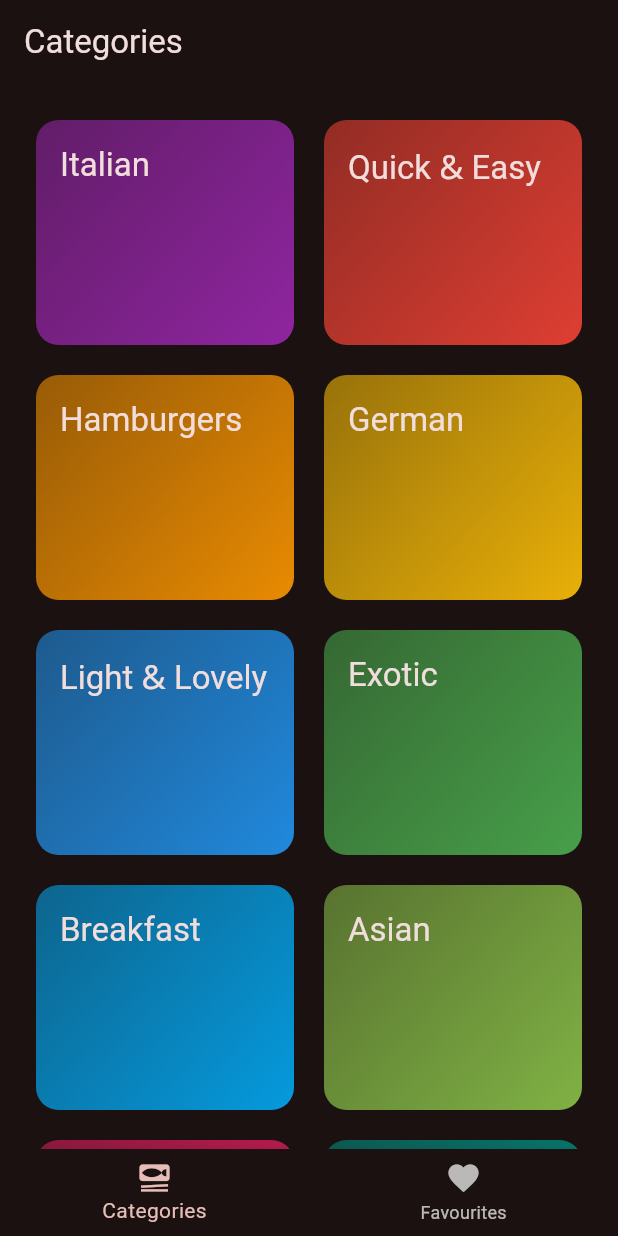
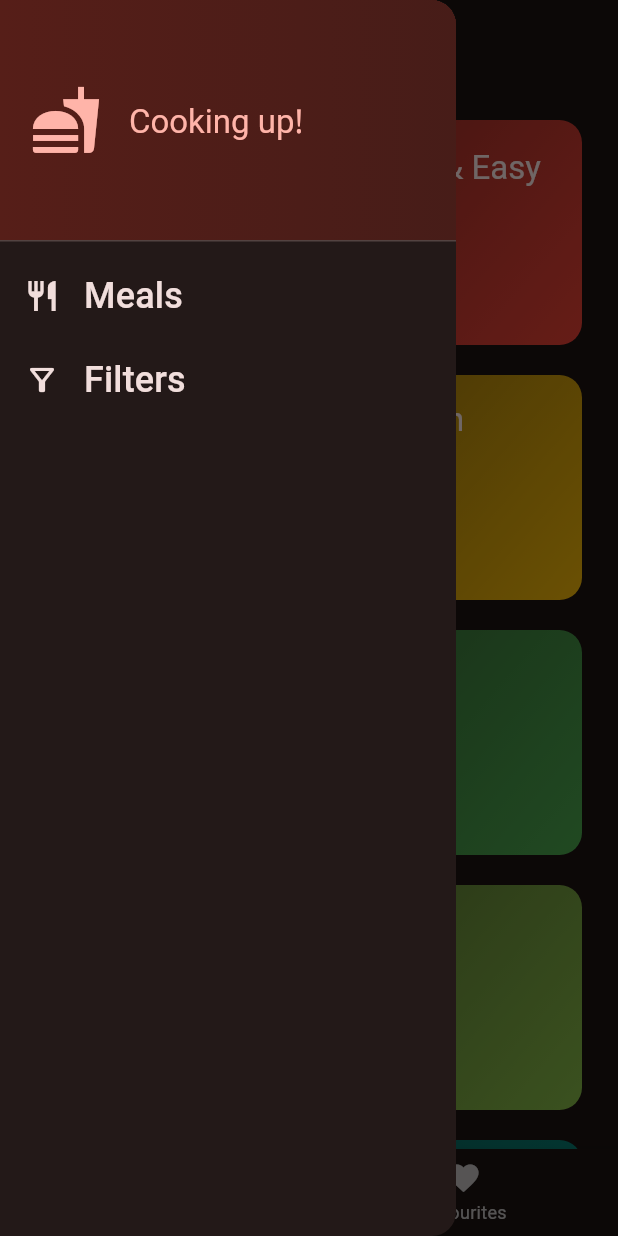
Before and after one commit to ksha-dev/meals_app, a Flutter app: the screen it shows after launch, with the side drawer open (before the commit the screen has no drawer), on a phone screen of 412 x 824 dp. Run offline on Flutter 3.47's test engine with Material 2 defaults, Android fonts, the phone set to English and light mode, and no system bars; our stand-ins replace google_fonts, transparent_image.

Commit message:
Module 1 Completed

```diff
--- a/lib/main.dart
+++ b/lib/main.dart
@@ -5,22 +5,15 @@ import '/screens/tabs_screen.dart';
 
 final theme = ThemeData(
   useMaterial3: true,
-  colorScheme: ColorScheme.fromSeed(
-    seedColor: Colors.red,
-    brightness: Brightness.dark,
-  ),
+  colorScheme: ColorScheme.fromSeed(seedColor: Colors.red, brightness: Brightness.dark),
   textTheme: GoogleFonts.notoSansAdlamTextTheme(),
 );
 
-void main(List<String> args) {
-  runApp(const App());
-}
+void main(List<String> args) => runApp(const App());
 
 class App extends StatelessWidget {
   const App({super.key});
 
   @override
-  Widget build(BuildContext context) {
-    return MaterialApp(theme: theme, home: const TabsScreen());
-  }
+  Widget build(BuildContext context) => MaterialApp(theme: theme, home: const TabsScreen());
 }
--- a/lib/screens/categories_screen.dart
+++ b/lib/screens/categories_screen.dart
@@ -1,4 +1,5 @@
 import 'package:flutter/material.dart';
+import '/models/meal.dart';
 
 import '/data/dummy_data.dart';
 import '/models/category.dart';
@@ -6,16 +7,15 @@ import '/screens/meals_screen.dart';
 import '/widgets/category_grid_item_widget.dart';
 
 class CategoriesScreen extends StatelessWidget {
-  const CategoriesScreen({super.key});
+  const CategoriesScreen({super.key, required this.onToggleFavourite, required this.availableMeals});
+  final void Function(Meal meal) onToggleFavourite;
+  final List<Meal> availableMeals;
 
   void _selectCategory(BuildContext context, Category category) {
-    final filteredMeals = dummyMeals.where((meal) => meal.categories.contains(category.id)).toList();
+    final filteredMeals = availableMeals.where((meal) => meal.categories.contains(category.id)).toList();
     Navigator.of(context).push(
       MaterialPageRoute(
-        builder: (context) => MealsScreen(
-          title: category.title,
-          meals: filteredMeals,
-        ),
+        builder: (context) => MealsScreen(title: category.title, meals: filteredMeals, onToggleFavourite: onToggleFavourite),
       ),
     );
   }
@@ -31,11 +31,7 @@ class CategoriesScreen extends StatelessWidget {
         mainAxisSpacing: 20,
         mainAxisExtent: 150,
       ),
-      children:
-          //  avaliableCategories
-          //     .map((category) => CategoryGridItemWidget(category: category))
-          //     .toList(),
-          [
+      children: [
         for (final categories in availableCategories)
           CategoryGridItemWidget(
             category: categories,
--- a/lib/screens/tabs_screen.dart
+++ b/lib/screens/tabs_screen.dart
@@ -1,6 +1,13 @@
 import 'package:flutter/material.dart';
-import 'package:meals_app/screens/categories_screen.dart';
-import 'package:meals_app/screens/meals_screen.dart';
+
+import '/data/dummy_data.dart';
+import '/models/meal.dart';
+import '/screens/filters_screen.dart';
+import '/screens/categories_screen.dart';
+import '/screens/meals_screen.dart';
+import '/widgets/main_drawer.dart';
+
+const Map<Filter, bool> kInitialFilters = {Filter.glutenFree: false, Filter.lactoseFree: false, Filter.vegetarian: false, Filter.vegan: false};
 
 class TabsScreen extends StatefulWidget {
   const TabsScreen({super.key});
@@ -11,18 +18,49 @@ class TabsScreen extends StatefulWidget {
 
 class _TabsScreenState extends State<TabsScreen> {
   int _selectedPageIndex = 0;
+  final List<Meal> _favouriteMeals = [];
+  Map<Filter, bool> _selectedFilters = {Filter.glutenFree: false, Filter.lactoseFree: false, Filter.vegetarian: false, Filter.vegan: false};
 
   void _selectPage(int index) => setState(() => _selectedPageIndex = index);
+  void _toggleMealFavouriteStatus(Meal meal) {
+    if (_favouriteMeals.contains(meal)) {
+      _favouriteMeals.remove(meal);
+      _showInfoMessage('${meal.title} has been removed from your favourites list');
+    } else {
+      _favouriteMeals.add(meal);
+      _showInfoMessage('${meal.title} has been added to your favourites list');
+    }
+  }
+
+  void _showInfoMessage(String message) => {ScaffoldMessenger.of(context).clearSnackBars(), ScaffoldMessenger.of(context).showSnackBar(SnackBar(content: Text(message)))};
+  void _setScreen(String identifier) async {
+    Navigator.pop(context);
+    if (identifier == 'filters') {
+      final result = await Navigator.of(context).push<Map<Filter, bool>>(MaterialPageRoute(builder: (ctx) => FiltersScreen(currentFilters: _selectedFilters)));
+      setState(() {
+        _selectedFilters = result ?? kInitialFilters;
+      });
+    }
+  }
 
   @override
   Widget build(BuildContext context) {
-    Widget activePage = const CategoriesScreen();
+    final availableMeals = dummyMeals.where((Meal meal) {
+      if (_selectedFilters[Filter.glutenFree]! && !meal.isGlutenFree) return false;
+      if (_selectedFilters[Filter.lactoseFree]! && !meal.isLactoseFree) return false;
+      if (_selectedFilters[Filter.vegetarian]! && !meal.isVegetarian) return false;
+      if (_selectedFilters[Filter.vegan]! && !meal.isVegan) return false;
+      return true;
+    }).toList();
+
+    Widget activePage = CategoriesScreen(onToggleFavourite: _toggleMealFavouriteStatus, availableMeals: availableMeals);
     var activePageTitle = 'Categories';
     if (_selectedPageIndex == 1) {
-      activePage = const MealsScreen(meals: [], title: null);
+      activePage = MealsScreen(meals: _favouriteMeals, title: null, onToggleFavourite: _toggleMealFavouriteStatus);
       activePageTitle = 'Your Favourites';
     }
     return Scaffold(
+      drawer: MainDrawer(onSelectScreen: _setScreen),
       appBar: AppBar(title: Text(activePageTitle)),
       body: activePage,
       bottomNavigationBar: BottomNavigationBar(
--- a/lib/widgets/category_grid_item_widget.dart
+++ b/lib/widgets/category_grid_item_widget.dart
@@ -3,8 +3,7 @@ import 'package:flutter/material.dart';
 import '/models/category.dart';
 
 class CategoryGridItemWidget extends StatelessWidget {
-  const CategoryGridItemWidget(
-      {required this.category, required this.onselectFunction, super.key});
+  const CategoryGridItemWidget({required this.category, required this.onselectFunction, super.key});
 
   final Category category;
   final void Function() onselectFunction;
@@ -20,19 +19,14 @@ class CategoryGridItemWidget extends StatelessWidget {
         decoration: BoxDecoration(
           borderRadius: BorderRadius.circular(15),
           gradient: LinearGradient(
-            colors: [
-              category.color.withOpacity(0.55),
-              category.color.withOpacity(0.9),
-            ],
+            colors: [category.color.withOpacity(0.55), category.color.withOpacity(0.9)],
             begin: Alignment.topLeft,
             end: Alignment.bottomRight,
           ),
         ),
         child: Text(
           category.title,
-          style: Theme.of(context).textTheme.titleLarge!.copyWith(
-                color: Theme.of(context).colorScheme.onBackground,
-              ),
+          style: Theme.of(context).textTheme.titleLarge!.copyWith(color: Theme.of(context).colorScheme.onBackground),
         ),
       ),
     );
--- /dev/null
+++ b/lib/widgets/main_drawer.dart
@@ -0,0 +1,40 @@
+import 'package:flutter/material.dart';
+
+class MainDrawer extends StatelessWidget {
+  const MainDrawer({super.key, required this.onSelectScreen});
+  final void Function(String identifier) onSelectScreen;
+
+  @override
+  Widget build(BuildContext context) {
+    return Drawer(
+      child: Column(children: [
+        DrawerHeader(
+          padding: const EdgeInsets.all(20),
+          decoration: BoxDecoration(
+            gradient: LinearGradient(colors: [
+              Theme.of(context).colorScheme.onPrimary,
+              Theme.of(context).colorScheme.onPrimary.withOpacity(0.7),
+            ], begin: Alignment.topLeft, end: Alignment.topRight),
+          ),
+          child: Row(
+            children: [
+              Icon(Icons.fastfood, size: 48, color: Theme.of(context).colorScheme.primary),
+              const SizedBox(width: 18),
+              Text('Cooking up!', style: Theme.of(context).textTheme.titleLarge!.copyWith(color: Theme.of(context).colorScheme.primary)),
+            ],
+          ),
+        ),
+        ListTile(
+          onTap: () => onSelectScreen('meals'),
+          leading: Icon(Icons.restaurant, color: Theme.of(context).colorScheme.onBackground),
+          title: Text('Meals', style: Theme.of(context).textTheme.titleSmall!.copyWith(color: Theme.of(context).colorScheme.onBackground, fontSize: 24)),
+        ),
+        ListTile(
+          onTap: () => onSelectScreen('filters'),
+          leading: Icon(Icons.filter_alt_outlined, color: Theme.of(context).colorScheme.onBackground),
+          title: Text('Filters', style: Theme.of(context).textTheme.titleSmall!.copyWith(color: Theme.of(context).colorScheme.onBackground, fontSize: 24)),
+        ),
+      ]),
+    );
+  }
+}
--- a/lib/widgets/meal_item.dart
+++ b/lib/widgets/meal_item.dart
@@ -1,8 +1,8 @@
 import 'package:flutter/material.dart';
-import 'package:meals_app/widgets/meal_item_trait.dart';
 import 'package:transparent_image/transparent_image.dart';
 
-import 'package:meals_app/models/meal.dart';
+import '/models/meal.dart';
+import '/widgets/meal_item_trait.dart';
 
 class MealItem extends StatelessWidget {
   const MealItem({super.key, required this.meal, required this.onSelectMeal});
@@ -33,7 +33,7 @@ class MealItem extends StatelessWidget {
                   color: Colors.black54,
                   child: Column(
                     children: [
-                      const Text('Title', maxLines: 2, textAlign: TextAlign.center, softWrap: true, overflow: TextOverflow.ellipsis, style: TextStyle(fontSize: 20, fontWeight: FontWeight.bold, color: Colors.white)),
+                      Text(meal.title, maxLines: 2, textAlign: TextAlign.center, softWrap: true, overflow: TextOverflow.ellipsis, style: TextStyle(fontSize: 20, fontWeight: FontWeight.bold, color: Colors.white)),
                       const SizedBox(height: 12),
                       Row(
                         mainAxisAlignment: MainAxisAlignment.spaceEvenly,
```
Also changed, not shown: lib/screens/filters_screen.dart (added, +97 -0 lines), lib/screens/meal_details_screen.dart (+4 -3 lines), lib/screens/meals_screen.dart (+10 -19 lines), 1 other file.
